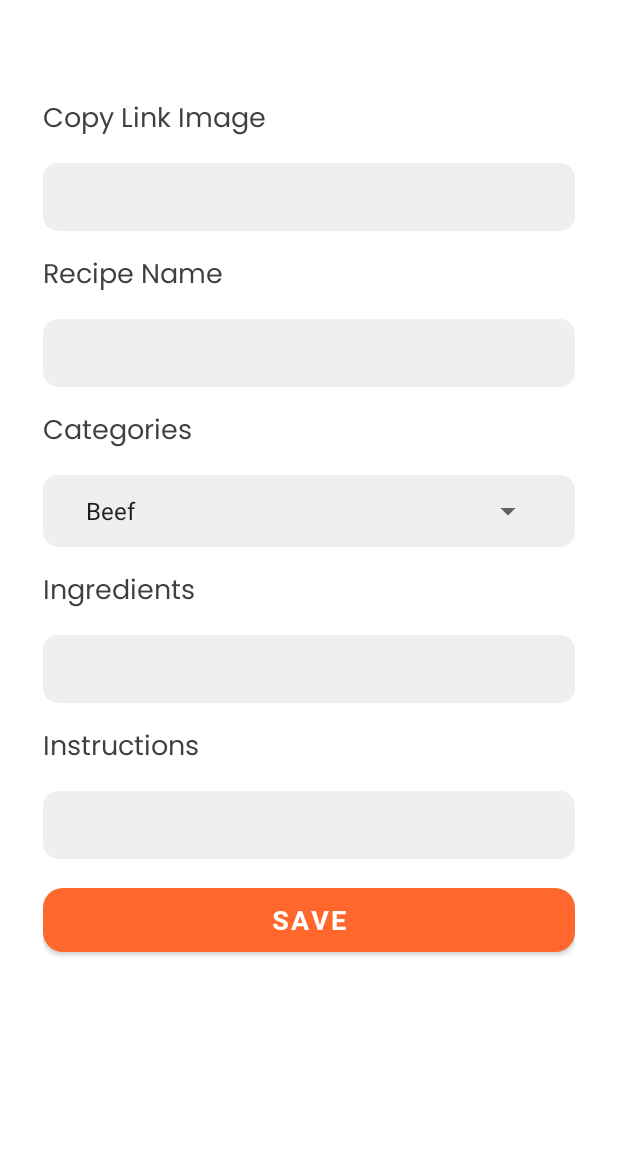
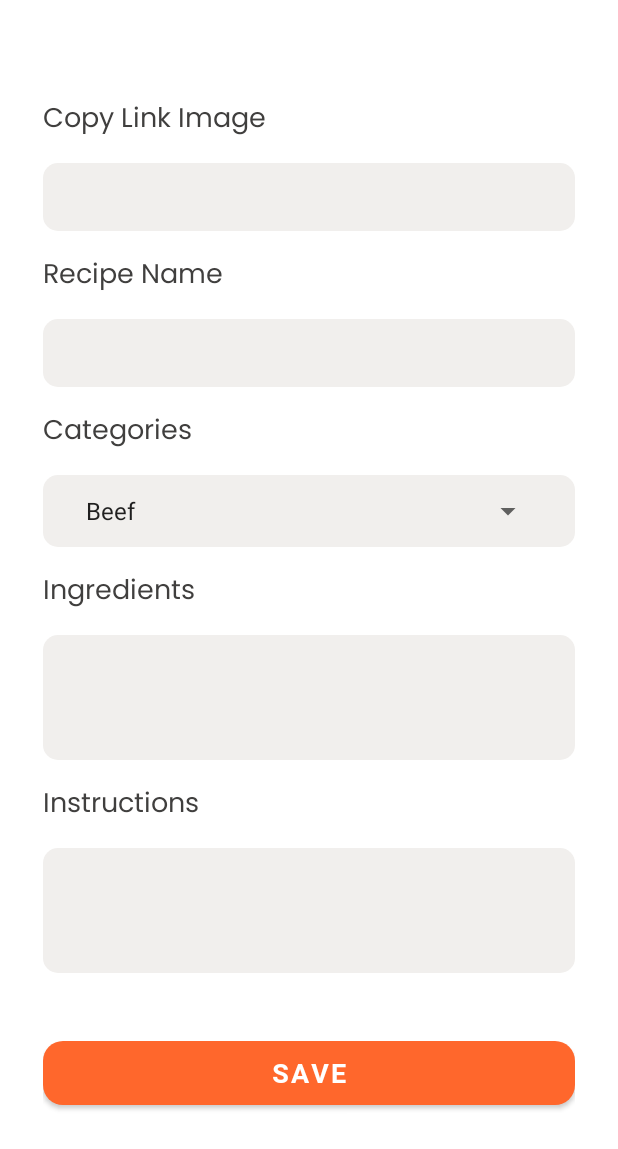
Before and after one commit to hanifalfaqih/food-recipe-app, an Android app: the AddRecipeActivity screen opened directly, with no data from a screen before it, on a phone screen of 412 x 824 dp. Shown: the top 1149 px of the screen. Run offline under Robolectric (Android 15) with nearby library versions, the phone set to English and light mode, and no system bars; our stand-ins replace sdp/ssp sizes.

Commit message:
Add minHeight to 64sdp for edit text in styles

```diff
--- a/app/src/main/res/layout/activity_add_recipe.xml
+++ b/app/src/main/res/layout/activity_add_recipe.xml
@@ -144,7 +144,7 @@
                 style="@style/ButtonStyle"
                 android:layout_width="match_parent"
                 android:layout_height="@dimen/_42sdp"
-                android:layout_marginTop="@dimen/_10sdp"
+                android:layout_marginTop="@dimen/_30sdp"
                 android:layout_marginBottom="@dimen/_22sdp"
                 android:text="@string/btn_save_recipe" />
 
--- a/app/src/main/res/layout/activity_edit_delete_recipe.xml
+++ b/app/src/main/res/layout/activity_edit_delete_recipe.xml
@@ -144,7 +144,7 @@
                 style="@style/ButtonStyle"
                 android:layout_width="match_parent"
                 android:layout_height="@dimen/_42sdp"
-                android:layout_marginTop="@dimen/_10sdp"
+                android:layout_marginTop="@dimen/_30sdp"
                 android:text="@string/btn_update_recipe" />
 
             <com.google.android.material.button.MaterialButton
--- a/app/src/main/res/values/styles.xml
+++ b/app/src/main/res/values/styles.xml
@@ -5,7 +5,7 @@
         <item name="android:layout_marginStart">@dimen/_16sdp</item>
         <item name="android:layout_marginEnd">@dimen/_16sdp</item>
         <item name="android:inputType">text</item>
-        <item name="textAllCaps">@dimen/_14ssp</item>
+        <item name="android:textSize">@dimen/_14ssp</item>
         <item name="backgroundTint">@color/fillColor</item>
     </style>
 
@@ -13,7 +13,9 @@
         <item name="android:layout_marginStart">@dimen/_16sdp</item>
         <item name="android:layout_marginEnd">@dimen/_16sdp</item>
         <item name="android:inputType">textMultiLine</item>
+        <item name="android:textSize">@dimen/_14ssp</item>
         <item name="backgroundTint">@color/fillColor</item>
+        <item name="android:minHeight">@dimen/_64sdp</item>
     </style>
 
     <style name="ButtonStyle" parent="ThemeOverlay.Material3.Button">
```
